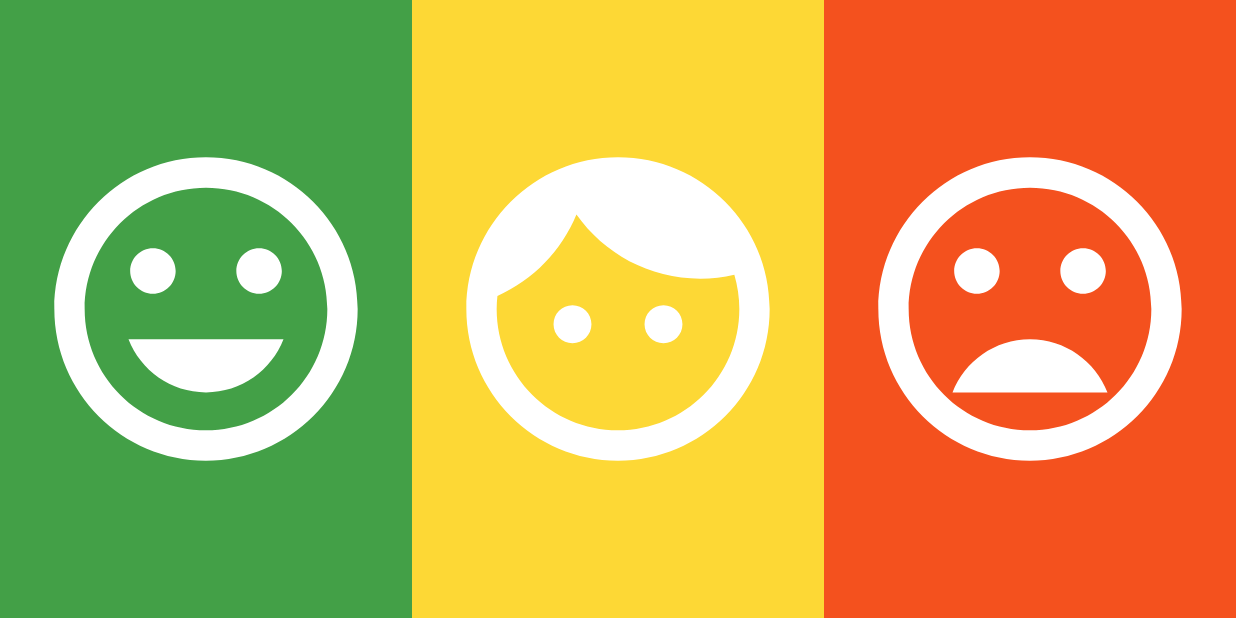
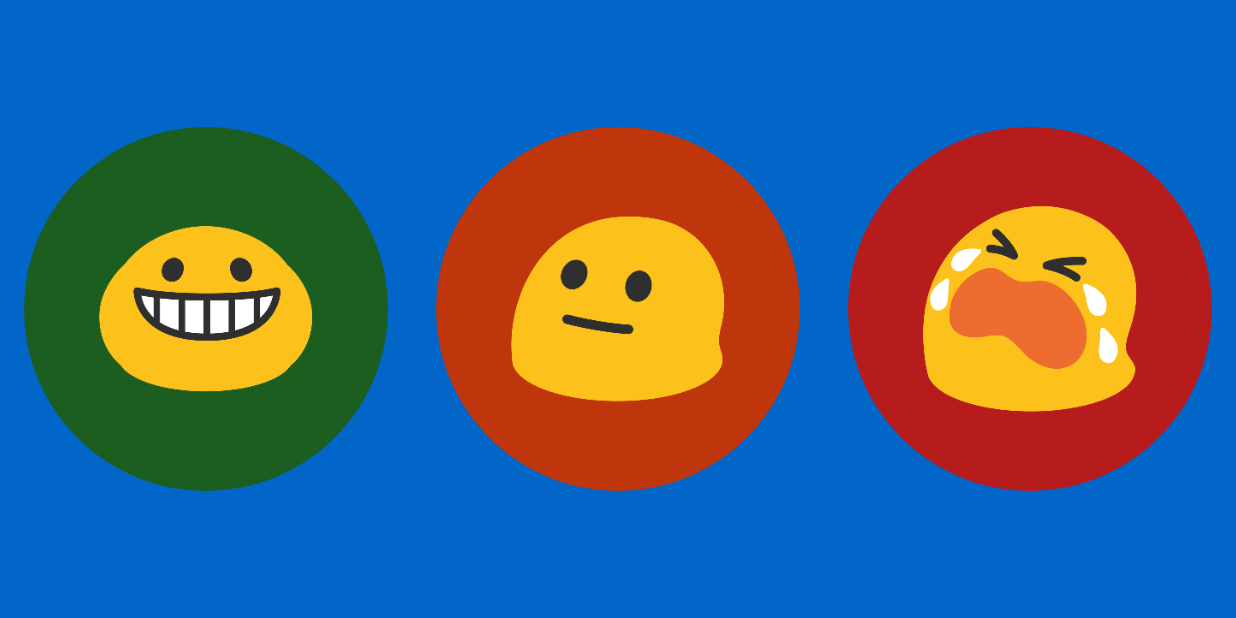
Before and after one commit to gdgistanbul/devfest-feedback, an Android app: the FeedbackActivity screen opened directly, with no data from a screen before it, on a phone screen of 824 x 412 dp (held sideways). Run offline under Robolectric (Android 15) with nearby library versions, the phone set to English and light mode, and no system bars; our stand-ins replace ButterKnife, Timber; libraries missing offline, so code that uses them is left out: com.jakewharton.rxbinding, rx.android.schedulers; 3 statements that could not run were skipped.

Commit message:
feedback acitivity screen

```diff
--- a/app/build.gradle
+++ b/app/build.gradle
@@ -46,7 +46,7 @@ android {
         }
 
         release {
-            minifyEnabled true
+            minifyEnabled false
             shrinkResources true
             proguardFiles getDefaultProguardFile('proguard-android-optimize.txt'), 'proguard-rules.pro'
             signingConfig signingConfigs.release
--- a/app/src/main/java/com/gdgistanbul/devfest/feedback/activities/FeedbackActivity.java
+++ b/app/src/main/java/com/gdgistanbul/devfest/feedback/activities/FeedbackActivity.java
@@ -4,18 +4,32 @@ import android.content.Context;
 import android.content.Intent;
 import android.os.Bundle;
 import android.support.v7.app.AppCompatActivity;
+import android.view.View;
 import android.widget.Toast;
 
 import com.gdgistanbul.devfest.feedback.R;
 import com.gdgistanbul.devfest.feedback.models.Session;
 import com.gdgistanbul.devfest.feedback.util.PrefUtils;
+import com.jakewharton.rxbinding.view.RxView;
 
+import java.util.concurrent.TimeUnit;
+
+import butterknife.Bind;
 import butterknife.ButterKnife;
+import rx.Subscriber;
+import rx.android.schedulers.AndroidSchedulers;
 import timber.log.Timber;
 
 public class FeedbackActivity extends AppCompatActivity {
 
   public static final String TAG = FeedbackActivity.class.getSimpleName();
+
+  @Bind(R.id.feedback_good)
+  protected View feedbackGoodView;
+  @Bind(R.id.feedback_neutral)
+  protected View feedbackNeutralView;
+  @Bind(R.id.feedback_bad)
+  protected View feedbackBadView;
 
   private Session session;
 
@@ -46,7 +60,22 @@ public class FeedbackActivity extends AppCompatActivity {
   }
 
   private void setupViews() {
+    RxView
+        .clicks(feedbackBadView)
+        .debounce(1000, TimeUnit.MILLISECONDS)
+        .subscribe(new Subscriber<Void>() {
+          @Override
+          public void onCompleted() {
+          }
 
+          @Override
+          public void onError(Throwable e) {
+          }
+
+          @Override
+          public void onNext(Void aVoid) {
+          }
+        });
   }
 
   @Override
--- /dev/null
+++ b/app/src/main/res/drawable/circle_bg_bad.xml
@@ -0,0 +1,11 @@
+<?xml version="1.0" encoding="utf-8"?>
+<shape
+    xmlns:android="http://schemas.android.com/apk/res/android"
+    android:shape="oval">
+
+    <solid
+        android:color="@color/feedback_bad"/>
+    <size
+        android:width="120dp"
+        android:height="120dp"/>
+</shape>
--- /dev/null
+++ b/app/src/main/res/drawable/circle_bg_good.xml
@@ -0,0 +1,11 @@
+<?xml version="1.0" encoding="utf-8"?>
+<shape
+    xmlns:android="http://schemas.android.com/apk/res/android"
+    android:shape="oval">
+
+    <solid
+        android:color="@color/feedback_good"/>
+    <size
+        android:width="120dp"
+        android:height="120dp"/>
+</shape>
--- /dev/null
+++ b/app/src/main/res/drawable/circle_bg_neutral.xml
@@ -0,0 +1,11 @@
+<?xml version="1.0" encoding="utf-8"?>
+<shape
+    xmlns:android="http://schemas.android.com/apk/res/android"
+    android:shape="oval">
+
+    <solid
+        android:color="@color/feedback_neutral"/>
+    <size
+        android:width="120dp"
+        android:height="120dp"/>
+</shape>
--- a/app/src/main/res/drawable/ic_face_white_96dp.xml
+++ /dev/null
@@ -1,18 +0,0 @@
-<?xml version="1.0" encoding="utf-8"?>
-<vector xmlns:android="http://schemas.android.com/apk/res/android"
-        android:width="96dp"
-        android:height="96dp"
-        android:viewportHeight="24"
-        android:viewportWidth="24">
-
-    <path
-        android:fillColor="#ffffff"
-        android:pathData="M9 11.75c-.69 0-1.25 .56 -1.25 1.25s.56 1.25 1.25 1.25 1.25-.56
-1.25-1.25-.56-1.25-1.25-1.25zm6 0c-.69 0-1.25 .56 -1.25 1.25s.56 1.25 1.25 1.25
-1.25-.56 1.25-1.25-.56-1.25-1.25-1.25zM12 2C6.48 2 2 6.48 2 12s4.48 10 10 10
-10-4.48 10-10S17.52 2 12 2zm0 18c-4.41 0-8-3.59-8-8 0-.29 .02 -.58 .05 -.86
-2.36-1.05 4.23-2.98 5.21-5.37C11.07 8.33 14.05 10 17.42 10c.78 0 1.53-.09
-2.25-.26 .21 .71 .33 1.47 .33 2.26 0 4.41-3.59 8-8 8z"/>
-    <path
-        android:pathData="M0 0h24v24H0z"/>
-</vector>
--- a/app/src/main/res/drawable/ic_mood_bad_white_96dp.xml
+++ /dev/null
@@ -1,17 +0,0 @@
-<?xml version="1.0" encoding="utf-8"?>
-<vector xmlns:android="http://schemas.android.com/apk/res/android"
-        android:width="96dp"
-        android:height="96dp"
-        android:viewportWidth="24"
-        android:viewportHeight="24">
-
-    <path
-        android:pathData="M0 0h24v24H0V0z" />
-    <path
-        android:fillColor="#ffffff"
-        android:pathData="M11.99 2C6.47 2 2 6.48 2 12s4.47 10 9.99 10C17.52 22 22 17.52 22 12S17.52 2
-11.99 2zM12 20c-4.42 0-8-3.58-8-8s3.58-8 8-8 8 3.58 8 8-3.58 8-8 8zm3.5-9c.83 0
-1.5-.67 1.5-1.5S16.33 8 15.5 8 14 8.67 14 9.5s.67 1.5 1.5 1.5zm-7 0c.83 0
-1.5-.67 1.5-1.5S9.33 8 8.5 8 7 8.67 7 9.5 7.67 11 8.5 11zm3.5 3c-2.33 0-4.31
-1.46-5.11 3.5h10.22c-.8-2.04-2.78-3.5-5.11-3.5z" />
-</vector>
--- a/app/src/main/res/drawable/ic_mood_white_96dp.xml
+++ /dev/null
@@ -1,17 +0,0 @@
-<?xml version="1.0" encoding="utf-8"?>
-<vector xmlns:android="http://schemas.android.com/apk/res/android"
-        android:width="96dp"
-        android:height="96dp"
-        android:viewportWidth="24"
-        android:viewportHeight="24">
-
-    <path
-        android:pathData="M0 0h24v24H0z" />
-    <path
-        android:fillColor="#ffffff"
-        android:pathData="M11.99 2C6.47 2 2 6.48 2 12s4.47 10 9.99 10C17.52 22 22 17.52 22 12S17.52 2
-11.99 2zM12 20c-4.42 0-8-3.58-8-8s3.58-8 8-8 8 3.58 8 8-3.58 8-8 8zm3.5-9c.83 0
-1.5-.67 1.5-1.5S16.33 8 15.5 8 14 8.67 14 9.5s.67 1.5 1.5 1.5zm-7 0c.83 0
-1.5-.67 1.5-1.5S9.33 8 8.5 8 7 8.67 7 9.5 7.67 11 8.5 11zm3.5 6.5c2.33 0
-4.31-1.46 5.11-3.5H6.89c.8 2.04 2.78 3.5 5.11 3.5z" />
-</vector>
--- a/app/src/main/res/layout/activity_feedback.xml
+++ b/app/src/main/res/layout/activity_feedback.xml
@@ -3,13 +3,13 @@
     xmlns:android="http://schemas.android.com/apk/res/android"
     android:layout_width="match_parent"
     android:layout_height="match_parent"
-    android:background="@color/colorPrimary"
+    android:background="@color/feedback_bg"
     android:orientation="horizontal">
 
     <RelativeLayout
+        android:id="@+id/feedback_good"
         android:layout_width="0dp"
         android:layout_height="match_parent"
-        android:background="@color/feedback_good"
         android:layout_weight="1"
         android:paddingLeft="@dimen/horizontal_padding"
         android:paddingRight="@dimen/horizontal_padding">
@@ -19,38 +19,44 @@
             android:layout_height="wrap_content"
             android:layout_centerInParent="true"
             android:adjustViewBounds="true"
-            android:src="@drawable/ic_mood_white_96dp"/>
+            android:background="@drawable/circle_bg_good"
+            android:padding="@dimen/image_padding"
+            android:src="@drawable/feedback_good"/>
     </RelativeLayout>
 
     <RelativeLayout
+        android:id="@+id/feedback_neutral"
         android:layout_width="0dp"
-        android:background="@color/feedback_neutral"
-        android:paddingRight="@dimen/horizontal_padding"
+        android:layout_height="match_parent"
+        android:layout_weight="1"
         android:paddingLeft="@dimen/horizontal_padding"
-        android:layout_height="match_parent"
-        android:layout_weight="1">
+        android:paddingRight="@dimen/horizontal_padding">
 
         <ImageView
             android:layout_width="match_parent"
             android:layout_height="wrap_content"
             android:layout_centerInParent="true"
             android:adjustViewBounds="true"
-            android:src="@drawable/ic_face_white_96dp"/>
+            android:background="@drawable/circle_bg_neutral"
+            android:padding="@dimen/image_padding"
+            android:src="@drawable/feedback_neutral"/>
     </RelativeLayout>
 
     <RelativeLayout
+        android:id="@+id/feedback_bad"
         android:layout_width="0dp"
-        android:background="@color/feedback_bad"
-        android:paddingRight="@dimen/horizontal_padding"
+        android:layout_height="match_parent"
+        android:layout_weight="1"
         android:paddingLeft="@dimen/horizontal_padding"
-        android:layout_height="match_parent"
-        android:layout_weight="1">
+        android:paddingRight="@dimen/horizontal_padding">
 
         <ImageView
             android:layout_width="match_parent"
             android:layout_height="wrap_content"
             android:layout_centerInParent="true"
             android:adjustViewBounds="true"
-            android:src="@drawable/ic_mood_bad_white_96dp"/>
+            android:background="@drawable/circle_bg_bad"
+            android:padding="@dimen/image_padding"
+            android:src="@drawable/feedback_bad"/>
     </RelativeLayout>
 </LinearLayout>
--- a/app/src/main/res/values/colors.xml
+++ b/app/src/main/res/values/colors.xml
@@ -6,7 +6,9 @@
 
     <color name="black_overlay">#66000000</color>
 
-    <color name="feedback_good">#43A047</color>
-    <color name="feedback_neutral">#FDD835</color>
-    <color name="feedback_bad">#F4511E</color>
+    <color name="feedback_bg">#0266C8</color>
+
+    <color name="feedback_good">#1B5E20</color>
+    <color name="feedback_neutral">#BF360C</color>
+    <color name="feedback_bad">#B71C1C</color>
 </resources>
--- a/app/src/main/res/values/dimens.xml
+++ b/app/src/main/res/values/dimens.xml
@@ -2,4 +2,5 @@
 <resources>
     <dimen name="horizontal_padding">16dp</dimen>
     <dimen name="vertical_padding">16dp</dimen>
+    <dimen name="image_padding">50dp</dimen>
 </resources>
```
Also changed, not shown: app/src/main/res/drawable-xxhdpi/feedback_bad.png (added), app/src/main/res/drawable-xxhdpi/feedback_good.png (added), app/src/main/res/drawable-xxhdpi/feedback_neutral.png (added).
